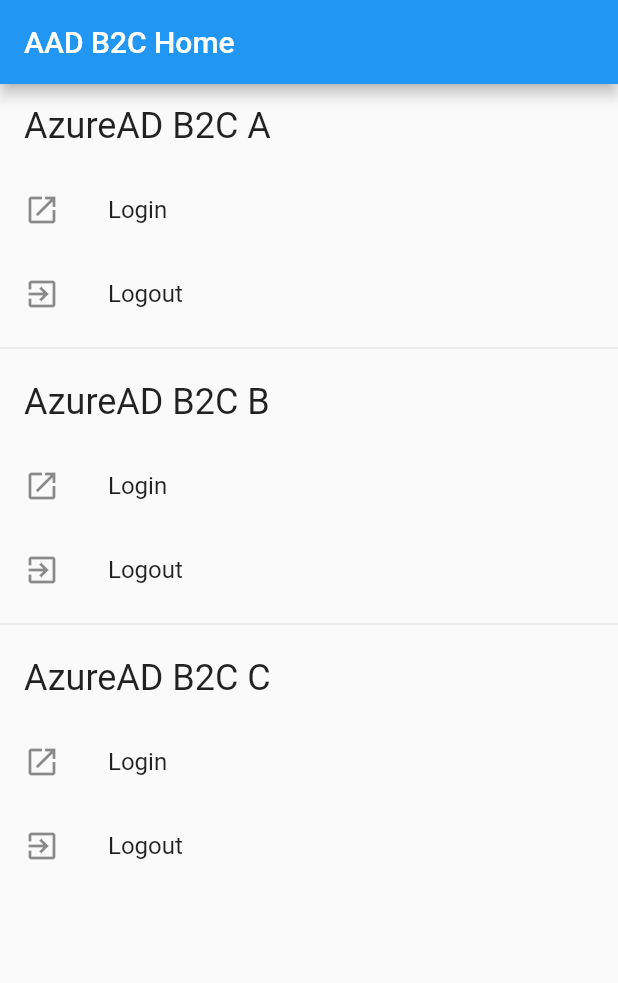
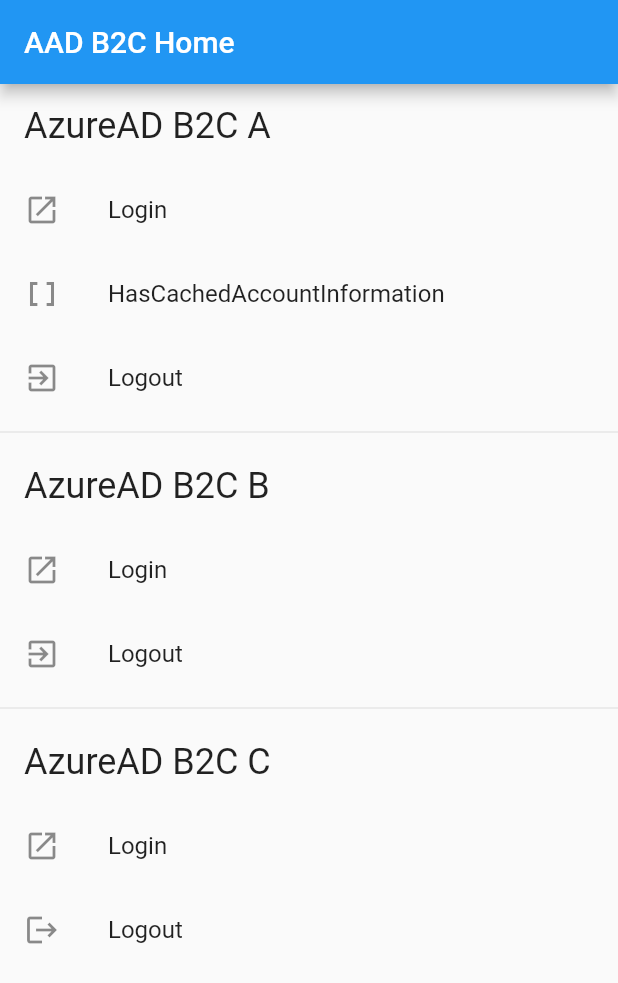
Before and after one commit to Earlybyte/aad_oauth, a Flutter app: the screen it shows after launch, on a phone screen of 412 x 824 dp. Shown: the top 983 px of the screen. Run offline on Flutter 3.47's test engine with Material 2 defaults, Android fonts, the phone set to English and light mode, and no system bars; our stand-ins replace dartz, equatable, flutter_secure_storage, js, shared_preferences, webview_flutter.

Commit message:
Change isLogged name to hasCachedAccountInformation. Update changelog and dependencies. Update examples with hasCachedAccountInformation.

```diff
--- a/example/lib/main.dart
+++ b/example/lib/main.dart
@@ -68,7 +68,12 @@ class _MyHomePageState extends State<MyHomePage> {
               },
             ),
           ListTile(
-            leading: Icon(Icons.delete),
+            leading: Icon(Icons.data_array),
+            title: Text('HasCachedAccountInformation'),
+            onTap: () => hasCachedAccountInformation(),
+          ),
+          ListTile(
+            leading: Icon(Icons.logout),
             title: Text('Logout'),
             onTap: () {
               logout();
@@ -103,9 +108,21 @@ class _MyHomePageState extends State<MyHomePage> {
     );
     var accessToken = await oauth.getAccessToken();
     if (accessToken != null) {
+      ScaffoldMessenger.of(context).hideCurrentSnackBar();
       ScaffoldMessenger.of(context)
           .showSnackBar(SnackBar(content: Text(accessToken)));
     }
+  }
+
+  void hasCachedAccountInformation() async {
+    var hasCachedAccountInformation = await oauth.hasCachedAccountInformation;
+    ScaffoldMessenger.of(context).hideCurrentSnackBar();
+    ScaffoldMessenger.of(context).showSnackBar(
+      SnackBar(
+        content:
+            Text('HasCachedAccountInformation: $hasCachedAccountInformation'),
+      ),
+    );
   }
 
   void logout() async {
--- a/example_b2c/lib/main.dart
+++ b/example_b2c/lib/main.dart
@@ -103,6 +103,11 @@ class _MyHomePageState extends State<MyHomePage> {
             },
           ),
           ListTile(
+            leading: Icon(Icons.data_array),
+            title: Text('HasCachedAccountInformation'),
+            onTap: () => hasCachedAccountInformation(oauthB2Ca),
+          ),
+          ListTile(
             leading: Icon(Icons.exit_to_app),
             title: Text('Logout'),
             onTap: () {
@@ -145,7 +150,7 @@ class _MyHomePageState extends State<MyHomePage> {
             },
           ),
           ListTile(
-            leading: Icon(Icons.exit_to_app),
+            leading: Icon(Icons.logout),
             title: Text('Logout'),
             onTap: () {
               logout(oauthB2Cc);
@@ -180,9 +185,21 @@ class _MyHomePageState extends State<MyHomePage> {
 
     var accessToken = await oAuth.getAccessToken();
     if (accessToken != null) {
+      ScaffoldMessenger.of(context).hideCurrentSnackBar();
       ScaffoldMessenger.of(context)
           .showSnackBar(SnackBar(content: Text(accessToken)));
     }
+  }
+
+  void hasCachedAccountInformation(AadOAuth oAuth) async {
+    var hasCachedAccountInformation = await oAuth.hasCachedAccountInformation;
+    ScaffoldMessenger.of(context).hideCurrentSnackBar();
+    ScaffoldMessenger.of(context).showSnackBar(
+      SnackBar(
+        content:
+            Text('HasCachedAccountInformation: $hasCachedAccountInformation'),
+      ),
+    );
   }
 
   void logout(AadOAuth oAuth) async {
--- a/lib/aad_oauth.dart
+++ b/lib/aad_oauth.dart
@@ -1,5 +1,7 @@
 /// Authenticates a user with Azure Active Directory using OAuth2.0.
 library aad_oauth;
+
+import 'dart:async';
 
 import 'package:aad_oauth/helper/core_oauth.dart';
 import 'package:aad_oauth/model/failure.dart';
@@ -7,7 +9,6 @@ import 'package:aad_oauth/model/token.dart';
 import 'package:dartz/dartz.dart';
 
 import 'model/config.dart';
-import 'dart:async';
 
 /// Authenticates a user with Azure Active Directory using OAuth2.0.
 class AadOAuth {
@@ -34,5 +35,7 @@ class AadOAuth {
   /// Perform Azure AD logout.
   Future<void> logout() async => _coreOAuth.logout();
 
-  Future<bool> get isLogged async => _coreOAuth.isLogged;
+  /// Checks if MSAL has cached information
+  Future<bool> get hasCachedAccountInformation async =>
+      _coreOAuth.hasCachedAccountInformation;
 }
--- a/lib/helper/core_oauth.dart
+++ b/lib/helper/core_oauth.dart
@@ -3,7 +3,6 @@ import 'package:aad_oauth/helper/choose_oauth.dart'
     if (dart.library.io) 'package:aad_oauth/helper/mobile_oauth.dart'
     // ignore: uri_does_not_exist
     if (dart.library.html) 'package:aad_oauth/helper/web_oauth.dart';
-
 import 'package:aad_oauth/model/config.dart';
 import 'package:aad_oauth/model/failure.dart';
 import 'package:aad_oauth/model/token.dart';
@@ -19,7 +18,7 @@ class CoreOAuth {
   Future<void> logout() async =>
       throw UnsupportedFailure(ErrorType.Unsupported, 'Unsupported logout');
 
-  Future<bool> get isLogged async => false;
+  Future<bool> get hasCachedAccountInformation async => false;
 
   Future<String?> getAccessToken() async => throw UnsupportedFailure(
       ErrorType.Unsupported, 'Unsupported getAccessToken');
@@ -45,7 +44,7 @@ class MockCoreOAuth extends CoreOAuth {
   Future<void> logout() async {}
 
   @override
-  Future<bool> get isLogged async => true;
+  Future<bool> get hasCachedAccountInformation async => true;
 
   @override
   Future<String?> getAccessToken() async => mockAccessToken;
--- a/lib/helper/mobile_oauth.dart
+++ b/lib/helper/mobile_oauth.dart
@@ -56,7 +56,7 @@ class MobileOAuth extends CoreOAuth {
   }
 
   @override
-  Future<bool> get isLogged async =>
+  Future<bool> get hasCachedAccountInformation async =>
       (await _authStorage.loadTokenFromCache()).accessToken != null;
 
   /// Authorize user via refresh token or web gui if necessary.
--- a/lib/helper/web_oauth.dart
+++ b/lib/helper/web_oauth.dart
@@ -5,6 +5,7 @@ library msauth;
 
 import 'dart:async';
 import 'dart:convert';
+
 import 'package:aad_oauth/helper/core_oauth.dart';
 import 'package:aad_oauth/model/config.dart';
 import 'package:aad_oauth/model/failure.dart';
@@ -37,8 +38,8 @@ external Object jsGetAccessToken();
 @JS('getIdToken')
 external Object jsGetIdToken();
 
-@JS('isLogged')
-external bool jsIsLogged();
+@JS('hasCachedAccountInformation')
+external bool jsHasCachedAccountInformation();
 
 class WebOAuth extends CoreOAuth {
   final Config config;
@@ -66,8 +67,7 @@ class WebOAuth extends CoreOAuth {
         authorizationUrl: config.authorizationUrl,
         tokenUrl: config.tokenUrl,
         customParameters: jsonEncode(config.customParameters),
-        postLogoutRedirectUri: config.postLogoutRedirectUri
-    ));
+        postLogoutRedirectUri: config.postLogoutRedirectUri));
   }
 
   @override
@@ -81,7 +81,8 @@ class WebOAuth extends CoreOAuth {
   }
 
   @override
-  Future<bool> get isLogged => Future<bool>.value(jsIsLogged());
+  Future<bool> get hasCachedAccountInformation =>
+      Future<bool>.value(jsHasCachedAccountInformation());
 
   @override
   Future<Either<Failure, Token>> login(
```
Also changed, not shown: pubspec.yaml (+4 -4 lines), 3 other files.
